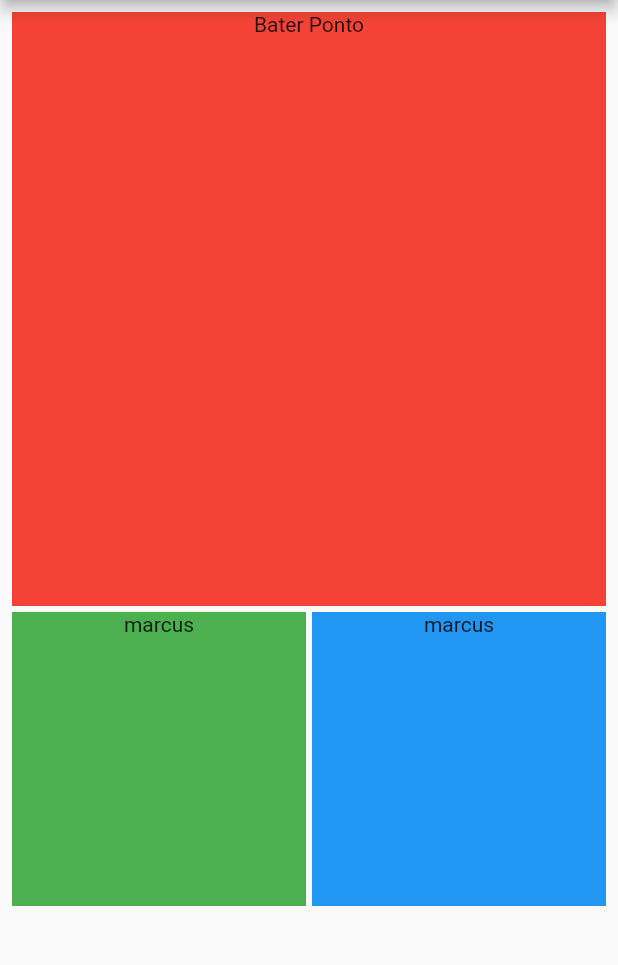
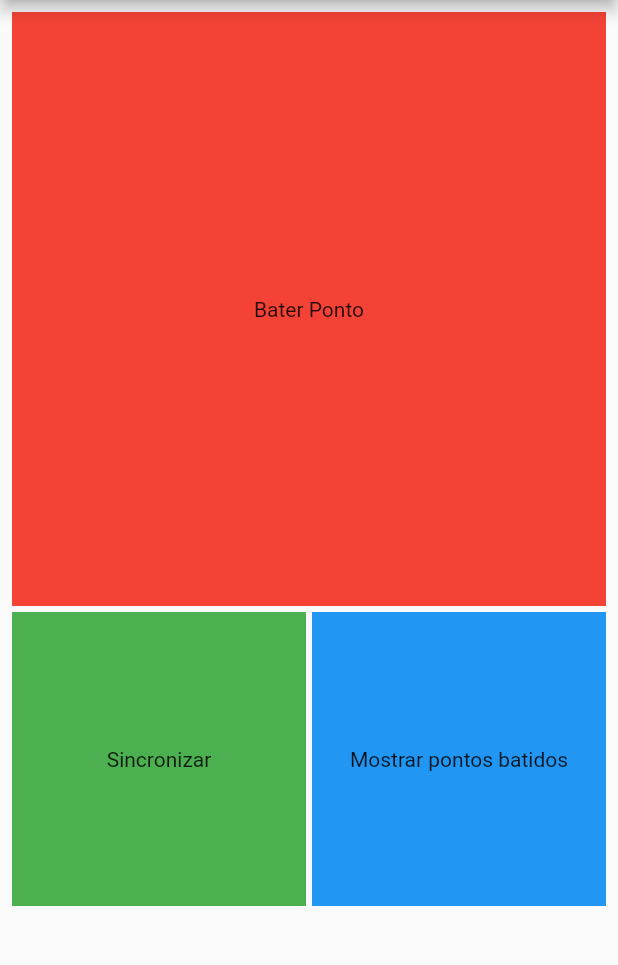
Before and after one commit to Marvingms7/pontosolu, a Flutter app: the screen it shows after launch, on a phone screen of 412 x 824 dp, the part 84-1049 px from its top. Run offline on Flutter 3.47's test engine with Material 2 defaults, Android fonts, the phone set to English and light mode, and no system bars.

Commit message:
Update main.dart

```diff
--- a/lib/main.dart
+++ b/lib/main.dart
@@ -29,7 +29,11 @@ class MyHomePage extends StatelessWidget {
         builder: (context, orientation) {
           return Padding(
             padding: const EdgeInsets.all(8.0),
-            child: StaggeredGrid.count(
+            child: Column(
+              mainAxisAlignment: MainAxisAlignment.spaceBetween,
+              crossAxisAlignment: CrossAxisAlignment.stretch,
+              children: [
+                StaggeredGrid.count(
                   crossAxisCount: 4,
                   mainAxisSpacing: 4,
                   crossAxisSpacing: 4,
@@ -39,9 +43,11 @@ class MyHomePage extends StatelessWidget {
                       mainAxisCellCount: 4,
                       child: Container(
                         color: Colors.red,
-                    child: const Text(
+                        child: const Center(
+                          child: Text(
                             'Bater Ponto',
                             textAlign: TextAlign.center,
+                          ),
                         ),
                       ),
                     ),
@@ -50,9 +56,11 @@ class MyHomePage extends StatelessWidget {
                       mainAxisCellCount: 2,
                       child: Container(
                         color: Colors.green,
-                    child: const Text(
-                      'marcus',
+                        child: const Center(
+                          child: Text(
+                            'Sincronizar',
                             textAlign: TextAlign.center,
+                          ),
                         ),
                       ),
                     ),
@@ -61,11 +69,15 @@ class MyHomePage extends StatelessWidget {
                       mainAxisCellCount: 2,
                       child: Container(
                         color: Colors.blue,
-                    child: const Text(
-                      'marcus',
+                        child: const Center(
+                          child: Text(
+                            'Mostrar pontos batidos',
                             textAlign: TextAlign.center,
                           ),
                         ),
+                      ),
+                    ),
+                  ],
                 ),
               ],
             ),
```
Lines whose indentation alone changed are shown as unchanged.
